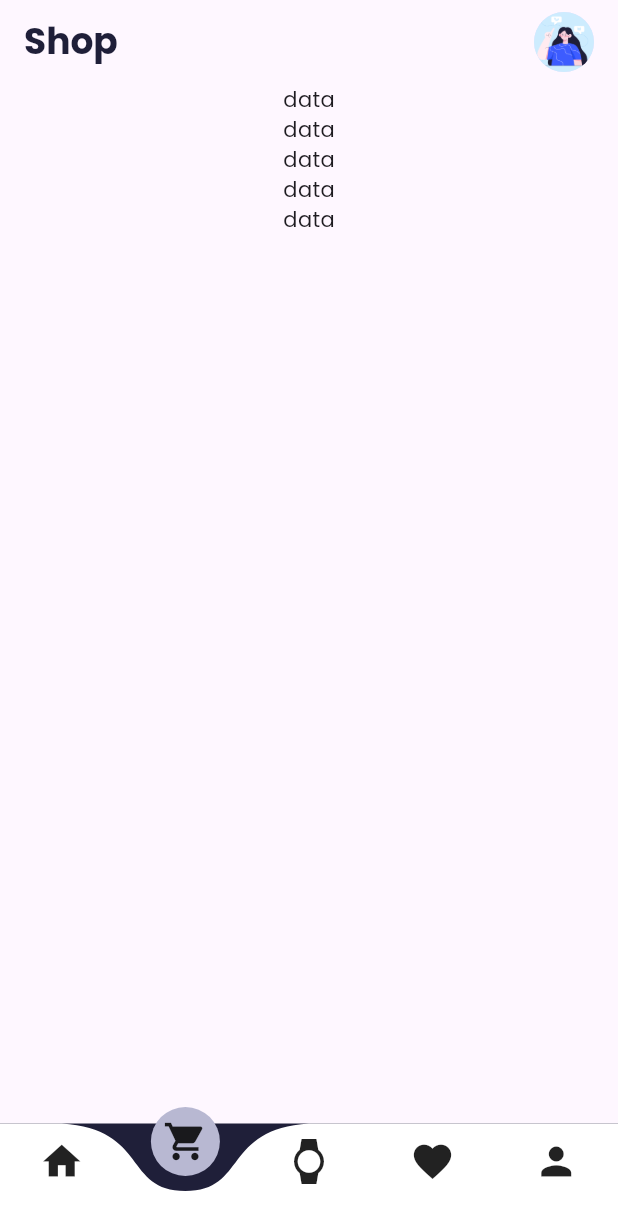
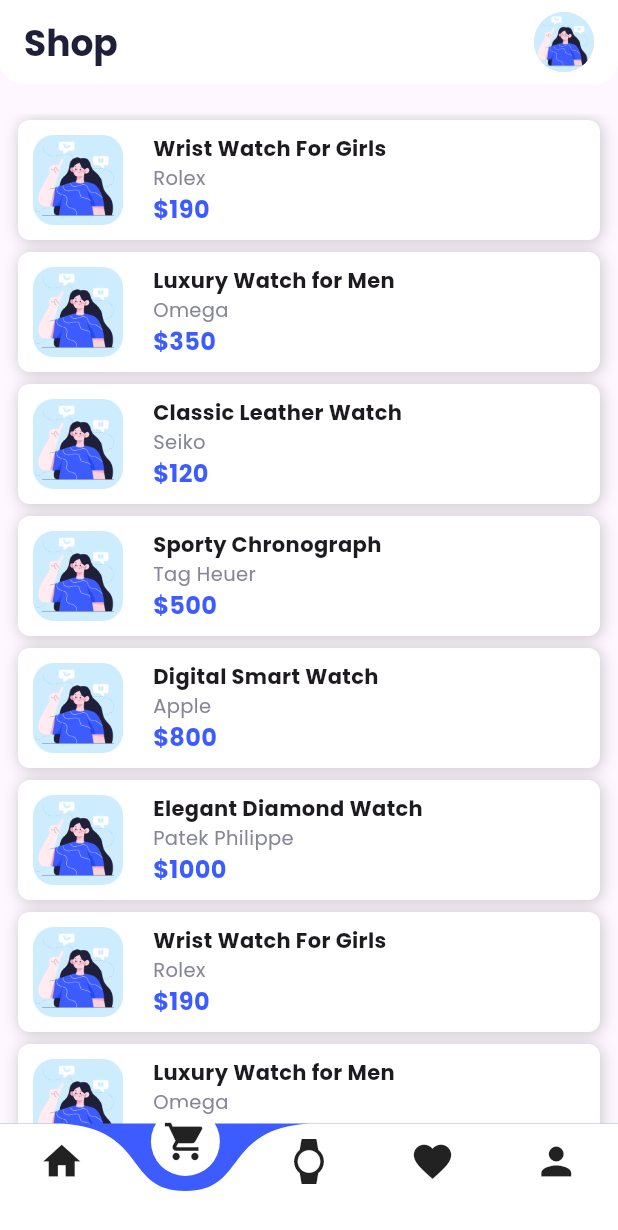
Before and after one commit to SAMEERKHAN1051/watch_shop, a Flutter app: the screen it shows after launch, item 2 of the bottom bar chosen, on a phone screen of 412 x 824 dp. Shown: the top 1230 px of the screen. Run offline on Flutter 3.47's test engine with Material 3 defaults, Android fonts, the phone set to English and light mode, and no system bars; our stand-ins replace cloud_firestore, firebase_auth, firebase_core, get; accounts and stored records are empty.

Commit message:
wish and shop card done

```diff
--- /dev/null
+++ b/lib/constant/constantdata.dart
@@ -0,0 +1,156 @@
+final List<Map<String, String>> watchData = [
+  {
+    'title': 'Wrist Watch For Girls',
+    'brand': 'Rolex',
+    'price': '190',
+  },
+  {
+    'title': 'Luxury Watch for Men',
+    'brand': 'Omega',
+    'price': '350',
+  },
+  {
+    'title': 'Classic Leather Watch',
+    'brand': 'Seiko',
+    'price': '120',
+  },
+  {
+    'title': 'Sporty Chronograph',
+    'brand': 'Tag Heuer',
+    'price': '500',
+  },
+  {
+    'title': 'Digital Smart Watch',
+    'brand': 'Apple',
+    'price': '800',
+  },
+  {
+    'title': 'Elegant Diamond Watch',
+    'brand': 'Patek Philippe',
+    'price': '1000',
+  },
+  {
+    'title': 'Wrist Watch For Girls',
+    'brand': 'Rolex',
+    'price': '190',
+  },
+  {
+    'title': 'Luxury Watch for Men',
+    'brand': 'Omega',
+    'price': '350',
+  },
+  {
+    'title': 'Classic Leather Watch',
+    'brand': 'Seiko',
+    'price': '120',
+  },
+  {
+    'title': 'Sporty Chronograph',
+    'brand': 'Tag Heuer',
+    'price': '500',
+  },
+  {
+    'title': 'Digital Smart Watch',
+    'brand': 'Apple',
+    'price': '800',
+  },
+  {
+    'title': 'Elegant Diamond Watch',
+    'brand': 'Patek Philippe',
+    'price': '1000',
+  },
+  {
+    'title': 'Wrist Watch For Girls',
+    'brand': 'Rolex',
+    'price': '190',
+  },
+  {
+    'title': 'Luxury Watch for Men',
+    'brand': 'Omega',
+    'price': '350',
+  },
+  {
+    'title': 'Classic Leather Watch',
+    'brand': 'Seiko',
+    'price': '120',
+  },
+  {
+    'title': 'Sporty Chronograph',
+    'brand': 'Tag Heuer',
+    'price': '500',
+  },
+  {
+    'title': 'Digital Smart Watch',
+    'brand': 'Apple',
+    'price': '800',
+  },
+  {
+    'title': 'Elegant Diamond Watch',
+    'brand': 'Patek Philippe',
+    'price': '1000',
+  },
+  // Add more watch data as needed
+];
+
+final List<Map<String, dynamic>> wishData = [
+  {
+    'title': 'Wrist Watch For Girls',
+    'favoriteBol': true,
+    'time': 'just now',
+  },
+  {
+    'title': 'Luxury Watch for Men',
+    'favoriteBol': false,
+    'time': '2 minutes ago',
+  },
+  {
+    'title': 'Classic Leather Watch',
+    'favoriteBol': false,
+    'time': '10 minutes ago',
+  },
+  {
+    'title': 'Sporty Chronograph',
+    'favoriteBol': true,
+    'time': '30 minutes ago',
+  },
+  {
+    'title': 'Digital Smart Watch',
+    'favoriteBol': false,
+    'time': '1 hour ago',
+  },
+  {
+    'title': 'Elegant Diamond Watch',
+    'favoriteBol': true,
+    'time': '2 hours ago',
+  },
+  {
+    'title': 'Wrist Watch For Girls',
+    'favoriteBol': false,
+    'time': 'just now',
+  },
+  {
+    'title': 'Luxury Watch for Men',
+    'favoriteBol': true,
+    'time': '4 minutes ago',
+  },
+  {
+    'title': 'Classic Leather Watch',
+    'favoriteBol': false,
+    'time': '10 minutes ago',
+  },
+  {
+    'title': 'Sporty Chronograph',
+    'favoriteBol': true,
+    'time': '20 minutes ago',
+  },
+  {
+    'title': 'Digital Smart Watch',
+    'favoriteBol': false,
+    'time': '30 minutes ago',
+  },
+  {
+    'title': 'Elegant Diamond Watch',
+    'favoriteBol': true,
+    'time': '45 minutes ago',
+  },
+];
--- a/lib/screen/feature/shop_page.dart
+++ b/lib/screen/feature/shop_page.dart
@@ -1,4 +1,6 @@
 import 'package:flutter/material.dart';
+import 'package:watch_shop/constant/constantdata.dart';
+import 'package:watch_shop/widget/card/shopcard.dart';
 import 'package:watch_shop/widget/typography/screentitle.dart';
 
 class ShopPage extends StatefulWidget {
@@ -11,18 +13,25 @@
 class _ShopPageState extends State<ShopPage> {
   @override
   Widget build(BuildContext context) {
-     return Scaffold(
+    return Scaffold(
       body: Column(
         children: [
           Screentitle(title: "Shop"),
-          Column(
-            children: [
-              Text("data"),
-              Text("data"),
-              Text("data"),
-              Text("data"),
-              Text("data"),
-            ],
+          SizedBox(
+            height: 20.0,
+          ),
+          Expanded(
+            child: ListView.builder(
+              itemCount: watchData.length,
+              itemBuilder: (context, index) {
+                final watch = watchData[index];
+                return Shopcard(
+                  title: watch['title'] ?? '',
+                  brand: watch['brand'] ?? '',
+                  price: watch['price'] ?? '',
+                );
+              },
+            ),
           )
         ],
       ),
--- a/lib/screen/feature/wish_page.dart
+++ b/lib/screen/feature/wish_page.dart
@@ -1,4 +1,5 @@
 import 'package:flutter/material.dart';
+import 'package:watch_shop/constant/constantdata.dart';
 import 'package:watch_shop/widget/card/wishcard.dart';
 import 'package:watch_shop/widget/typography/screentitle.dart';
 
@@ -16,31 +17,22 @@
       body: Column(
         children: [
           Screentitle(title: "Wish"),
-          Column(
-            children: [
-             Wishcard(
-              title: "Wrist Watch For Girls",
-              favoriteBol: true,
-              time: "just now",
-             ),
-             Wishcard(
-              title: "Wrist Watch For Girls",
-              favoriteBol: false,
-              time: "just now",
-             ),
-             Wishcard(
-              title: "Wrist Watch For Girls",
-              favoriteBol: false,
-              time: "just now",
-             ),
-             Wishcard(
-              title: "Wrist Watch For Girls",
-              favoriteBol: true,
-              time: "just now",
-             ),
-
-            ],
-          )
+          SizedBox(
+            height: 10.0,
+          ),
+          Expanded(
+            child: ListView.builder(
+              itemCount: wishData.length,
+              itemBuilder: (context, index) {
+                final wish = wishData[index];
+                return Wishcard(
+                  title: wish['title'] ?? '',
+                  favoriteBol: wish['favoriteBol'] ?? false,
+                  time: wish['time'] ?? '',
+                );
+              },
+            ),
+          ),
         ],
       ),
     );
--- /dev/null
+++ b/lib/widget/card/shopcard.dart
@@ -0,0 +1,86 @@
+import 'package:flutter/material.dart';
+import 'package:watch_shop/constant/color_constant.dart';
+
+class Shopcard extends StatefulWidget {
+  final String title;
+  final String brand;
+  final String price;
+
+  const Shopcard({
+    super.key,
+    required this.title,
+    required this.price,
+    required this.brand,
+  });
+
+  @override
+  State<Shopcard> createState() => _ShopcardState();
+}
+
+class _ShopcardState extends State<Shopcard> {
+  @override
+  Widget build(BuildContext context) {
+    return Padding(
+      padding: const EdgeInsets.symmetric(vertical: 4.0, horizontal: 12.0),
+      child: Container(
+        height: 80.0,
+        decoration: BoxDecoration(
+          color: Colors.white,
+          borderRadius: BorderRadius.circular(8.0),
+          boxShadow: [
+            BoxShadow(
+              color: ColorConstant.secondaryColor.withOpacity(0.2),
+              blurRadius: 8.0,
+              offset: const Offset(1.0, 1.0),
+            ),
+          ],
+        ),
+        child: Row(
+          children: [
+            const SizedBox(width: 10), // Added spacing between image and text
+            ClipRRect(
+              borderRadius: BorderRadius.circular(8.0),
+              child: Image.asset(
+                "assets/splash_screen_images/1.png",
+                width: 60,
+                height: 60,
+                fit: BoxFit.cover,
+              ),
+            ),
+            const SizedBox(width: 20), // Added spacing between image and text
+            Expanded(
+              child: Column(
+                mainAxisAlignment: MainAxisAlignment.center,
+                crossAxisAlignment: CrossAxisAlignment.start,
+                children: [
+                  Text(
+                    widget.title,
+                    style: const TextStyle(
+                        fontWeight: FontWeight.w700, fontSize: 14),
+                  ),
+                  Text(
+                    widget.brand,
+                    style: const TextStyle(
+                        fontSize: 13, color: ColorConstant.subTextColor),
+                  ),
+                  Row(
+                    children: [
+                      Text(
+                        '\$${widget.price}',
+                        style: const TextStyle(
+                          fontWeight: FontWeight.bold,
+                          fontSize: 16,
+                          color: ColorConstant.primaryColor,
+                        ),
+                      )
+                    ],
+                  )
+                ],
+              ),
+            ),
+          ],
+        ),
+      ),
+    );
+  }
+}
--- a/lib/widget/card/wishcard.dart
+++ b/lib/widget/card/wishcard.dart
@@ -1,4 +1,5 @@
 import 'package:flutter/material.dart';
+import 'package:watch_shop/constant/color_constant.dart';
 
 class Wishcard extends StatelessWidget {
   final String title;
@@ -15,10 +16,25 @@
   @override
   Widget build(BuildContext context) {
     return Padding(
-      padding: const EdgeInsets.symmetric(vertical: 8.0, horizontal: 12.0),
+      padding: const EdgeInsets.symmetric(vertical: 4.0, horizontal: 12.0),
+      child: Container(
+        decoration: BoxDecoration(
+          color: Colors
+              .white,
+          borderRadius:
+              BorderRadius.circular(8.0),
+          boxShadow: [
+            BoxShadow(
+              color:
+                  ColorConstant.secondaryColor.withOpacity(0.2),
+              blurRadius: 8.0,
+              offset: Offset(1.0, 1.0),
+            ),
+          ],
+        ),
         child: ListTile(
           leading: ClipRRect(
-          borderRadius: BorderRadius.circular(8.0), // Rounded corners
+            borderRadius: BorderRadius.circular(8.0),
             child: Image.asset(
               "assets/splash_screen_images/1.png",
               width: 50,
@@ -30,11 +46,12 @@
             title,
             style: const TextStyle(fontWeight: FontWeight.bold),
           ),
-        trailing:
-            Icon(Icons.favorite, color: favoriteBol ? Colors.red : Colors.grey),
+          trailing: Icon(Icons.favorite,
+              color: favoriteBol ? Colors.red : Colors.grey),
           subtitle: Row(
             children: [
-            const Icon(Icons.access_time_filled, size: 16, color: Colors.grey),
+              const Icon(Icons.access_time_filled,
+                  size: 16, color: Colors.grey),
               const SizedBox(width: 4.0),
               Text(
                 time,
@@ -43,6 +60,7 @@
             ],
           ),
         ),
+      ),
     );
   }
 }
--- a/lib/widget/navigationBar.dart
+++ b/lib/widget/navigationBar.dart
@@ -46,8 +46,8 @@
         ],
         onTap: _onItemTapped, // Handle index change
         color: ColorConstant.mainTextColor,
-        backgroundColor: ColorConstant.textColor,
-        buttonBackgroundColor: ColorConstant.subPrimaryColor,
+        backgroundColor: ColorConstant.primaryColor,
+        buttonBackgroundColor: ColorConstant.mainTextColor,
       ),
     );
   }
--- a/lib/widget/typography/screentitle.dart
+++ b/lib/widget/typography/screentitle.dart
@@ -8,20 +8,42 @@
 
   @override
   Widget build(BuildContext context) {
-    return AppBar(
-      title: Row(mainAxisAlignment: MainAxisAlignment.spaceBetween, children: [
-        Text(title),
-        CircleAvatar(
-          child: ClipOval(
-            child: Image.asset("assets/splash_screen_images/1.png"),
+    return PreferredSize(
+      preferredSize: Size.fromHeight(00.0),
+      child: ClipRRect(
+        borderRadius: BorderRadius.only(
+          bottomLeft: Radius.circular(15.0),
+          bottomRight: Radius.circular(15.0),
+        ),
+        child: AppBar(
+          backgroundColor: ColorConstant.mainTextColor,
+          title: Row(
+            mainAxisAlignment: MainAxisAlignment.spaceBetween,
+            children: [
+              Text(
+                title,
+                style: TextStyle(
+                  color: ColorConstant.textColor,
+                  fontSize: 24,
+                  fontWeight: FontWeight.bold,
+                  fontFamily: 'Poppins',
+                ),
+              ),
+              CircleAvatar(
+                radius: 20,
+                child: ClipOval(
+                  child: Image.asset(
+                    "assets/splash_screen_images/1.png",
+                    width: 40,
+                    height: 40,
+                    fit: BoxFit.cover,
+                  ),
+                ),
+              ),
+            ],
           ),
-        )
-      ]),
-      titleTextStyle: TextStyle(
-          color: ColorConstant.textColor,
-          fontSize: 24,
-          fontWeight: FontWeight.bold,
-          fontFamily: 'Poppins'),
+        ),
+      ),
     );
   }
 }
```
Lines whose indentation alone changed are shown as unchanged.
